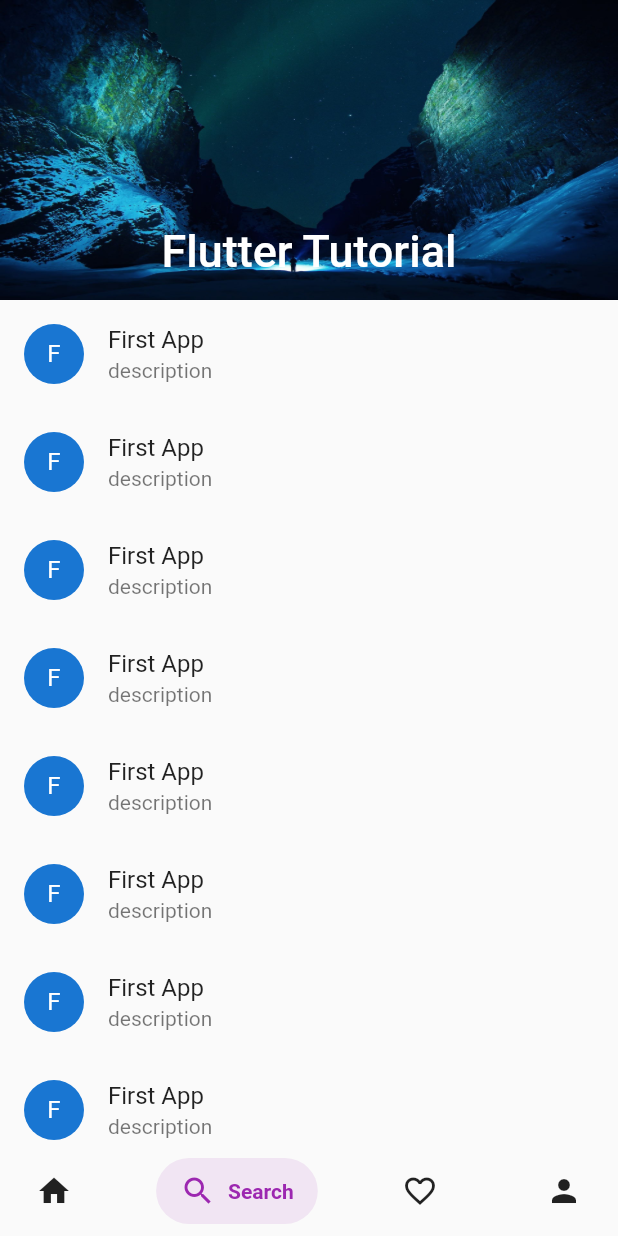
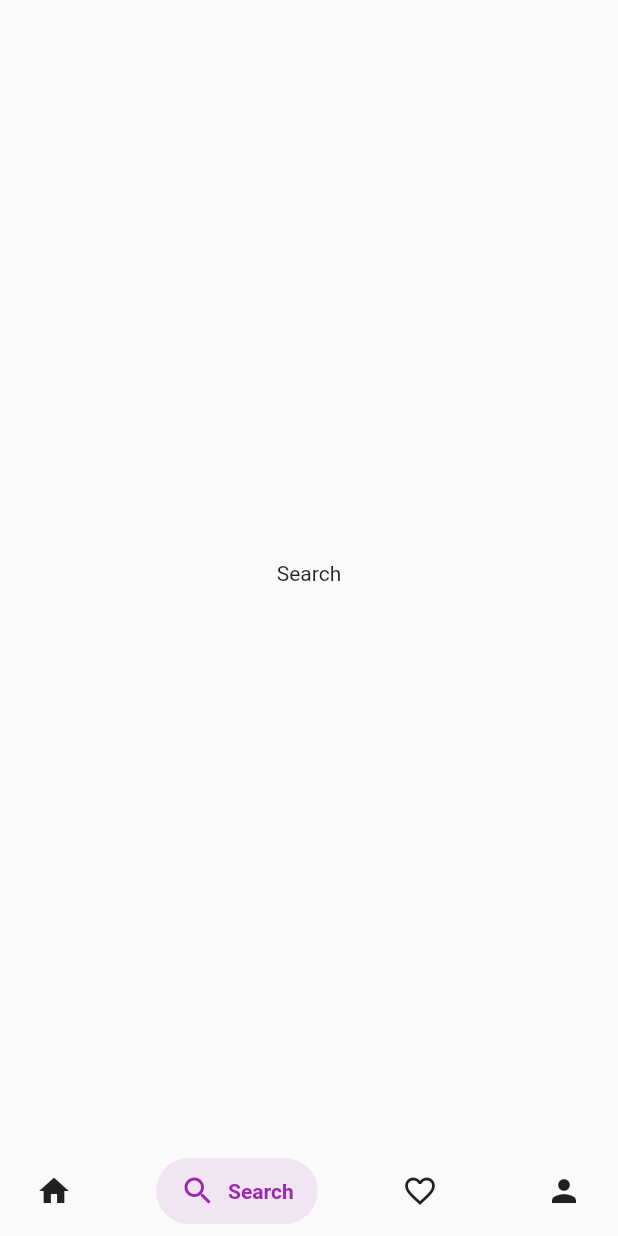
Before and after one commit to rabby220/Flutter-Salomon_Bottom-Bar, a Flutter app: the screen it shows after launch, item 2 of the bottom bar chosen, on a phone screen of 412 x 824 dp. Run offline on Flutter 3.47's test engine with Material 2 defaults, Android fonts, the phone set to English and light mode, and no system bars; drawn by our look-alikes of salomon_bottom_bar.

Commit message:
Update Done

```diff
--- a/lib/bottom_bar/favorite_page.dart
+++ b/lib/bottom_bar/favorite_page.dart
@@ -8,44 +8,15 @@ class FavoritePage extends StatefulWidget {
 }
 
 class _FavoritePageState extends State<FavoritePage> {
-  int addValue = 0;
 
-  increment() {
-    setState(() {
-      addValue++;
-    });
-  }
 
   @override
   Widget build(BuildContext context) {
-    return MaterialApp(
+    return const MaterialApp(
       debugShowCheckedModeBanner: false,
-      home: SafeArea(
-        child: Scaffold(
-          body: Column(
-            children: [
-              Container(
-                decoration: const BoxDecoration(
-                  color: Colors.grey,
-                  borderRadius: BorderRadius.all(Radius.circular(10.0)),
-                ),
-                margin: const EdgeInsets.all(20.0),
-                width: 400,
-                height: 220,
-                alignment: Alignment.center,
-                child: Text(
-                  addValue.toString(),
-                  style: const TextStyle(
-                      fontSize: 50, fontWeight: FontWeight.bold),
-                ),
-              ),
-              ElevatedButton(
-                  onPressed: () {
-                    increment();
-                  },
-                  child: const Text("Add")),
-            ],
-          ),
+      home: Scaffold(
+        body: Center(
+          child: Text("Favorite"),
         ),
       ),
     );
--- a/lib/bottom_bar/home_page.dart
+++ b/lib/bottom_bar/home_page.dart
@@ -10,52 +10,11 @@ class HomePage extends StatefulWidget {
 class _HomePageState extends State<HomePage> {
   @override
   Widget build(BuildContext context) {
-    return MaterialApp(
+    return const MaterialApp(
       debugShowCheckedModeBanner: false,
       home: Scaffold(
-        appBar: AppBar(
-          actions: const [
-            Icon(Icons.more_vert),
-          ],
-          elevation: 5.0,
-          shadowColor: Colors.pink,
-          backgroundColor: Colors.pink,
-          title: const Text("Home Page"),
-          centerTitle: true,
-        ),
-        drawer: Drawer(
-          child: ListView(
-            padding: EdgeInsets.zero,
-            children: const [
-              DrawerHeader(
-                decoration: BoxDecoration(
-                  border: Border(
-                    bottom: BorderSide(color: Colors.black, width: 0.5),
-                  ),
-                ),
-                child: Center(
-                  child: Text("Hello User...!"),
-                ),
-              ),
-              ListTile(
-                //tileColor: Colors.pink,
-                title: Text("Home"),
-                leading: Icon(Icons.home_filled),
-              ),
-              ListTile(
-                title: Text("Search"),
-                leading: Icon(Icons.search),
-              ),
-              ListTile(
-                title: Text("Favorite"),
-                leading: Icon(Icons.favorite_border),
-              ),
-              ListTile(
-                title: Text("Person"),
-                leading: Icon(Icons.person),
-              ),
-            ],
-          ),
+        body: Center(
+          child: Text("Home"),
         ),
       ),
     );
--- a/lib/bottom_bar/person_page.dart
+++ b/lib/bottom_bar/person_page.dart
@@ -13,7 +13,7 @@ class _PersonPageState extends State<PersonPage> {
       debugShowCheckedModeBanner: false,
       home: Scaffold(
         body: Center(
-          child: Text("Person Page"),
+          child: Text("Person"),
         ),
       ),
     );
--- a/lib/bottom_bar/search_page.dart
+++ b/lib/bottom_bar/search_page.dart
@@ -9,64 +9,13 @@ class SearchPage extends StatefulWidget {
 class _SearchPageState extends State<SearchPage> {
   @override
   Widget build(BuildContext context) {
-    return MaterialApp(
+    return const MaterialApp(
       debugShowCheckedModeBanner: false,
       home: Scaffold(
-        body: CustomScrollView(
-          slivers: [
-            SliverAppBar(
-              pinned: true,
-              backgroundColor: Colors.purple,
-              expandedHeight: 200,
-              flexibleSpace: FlexibleSpaceBar(
-                title: const Text("Flutter Tutorial"),
-                centerTitle: true,
-                background: Image.asset("assets/images/bg_two.jpg", fit: BoxFit.fill,),
-              ),
-            ),
-           SliverList(delegate: SliverChildListDelegate([
-             addDetails("First App", "description"),
-             addDetails("First App", "description"),
-             addDetails("First App", "description"),
-             addDetails("First App", "description"),
-             addDetails("First App", "description"),
-             addDetails("First App", "description"),
-             addDetails("First App", "description"),
-             addDetails("First App", "description"),
-             addDetails("First App", "description"),
-             addDetails("First App", "description"),
-             addDetails("First App", "description"),
-             addDetails("First App", "description"),
-             addDetails("First App", "description"),
-             addDetails("First App", "description"),
-             addDetails("First App", "description"),
-             addDetails("First App", "description"),
-             addDetails("First App", "description"),
-             addDetails("First App", "description"),
-             addDetails("First App", "description"),
-             addDetails("First App", "description"),
-             addDetails("First App", "description"),
-             addDetails("First App", "description"),
-
-           ]))
-          ],
+        body: Center(
+          child: Text("Search"),
         ),
       ),
     );
   }
 }
-
-
-Widget addDetails(
-    String title,
-    String description,
-)
-{
-  return ListTile(
-    title: Text(title),
-    subtitle: Text(description),
-    leading: CircleAvatar(
-      child: Text(title[0]),
-    ),
-  );
-}
```
Also changed, not shown: assets/images/bg_four.jpg (deleted), assets/images/bg_one.jpg (deleted), assets/images/bg_three.jpg (deleted), assets/images/bg_two.jpg (deleted).
